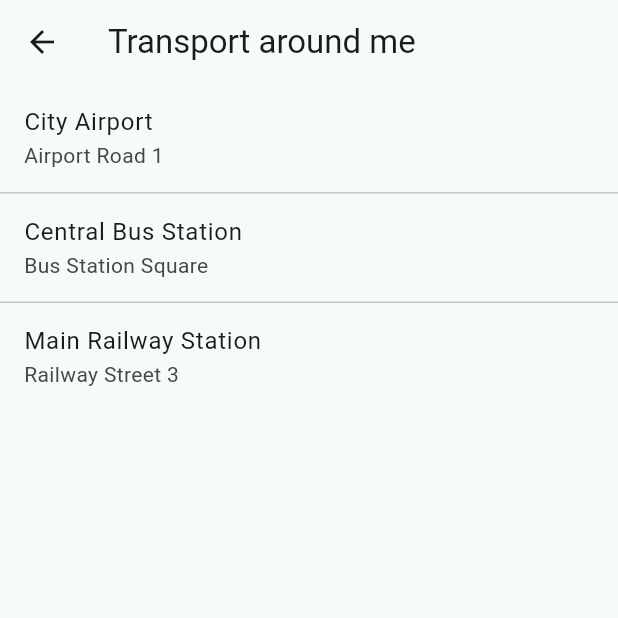
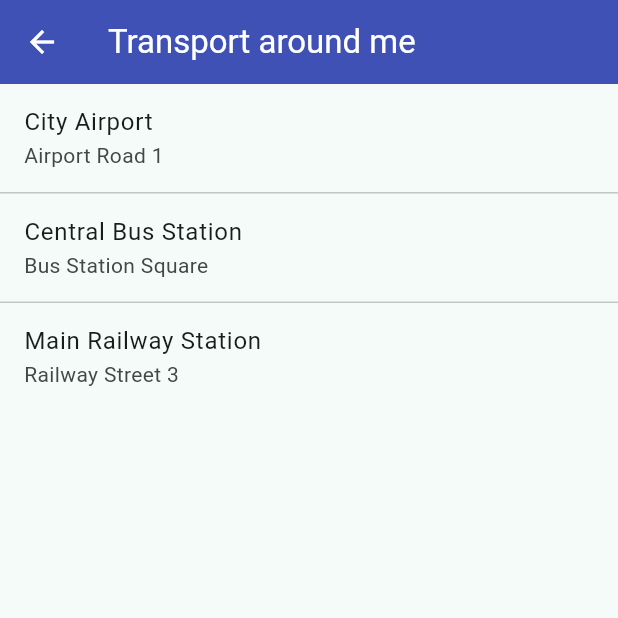
Before and after one commit to UDeedIt/Around-Me, a Flutter app: the screen it shows after launch, after a tap on "Transport", on a phone screen of 412 x 824 dp, the top half of it. Run offline on Flutter 3.47's test engine with Material 3 defaults, Android fonts, the phone set to English and light mode, and no system bars; generated files the repository leaves out were written again.

Commit message:
- feat(AROUND-8): wire places screen with provider and basic state

```diff
--- /dev/null
+++ b/lib/core/config/app_config.dart
@@ -0,0 +1,14 @@
+// lib/core/config/app_config.dart
+
+/// Global, read-only app configuration.
+///
+/// This can hold things like API base URLs, feature flags, etc.
+/// For now it's just a minimal placeholder to satisfy the global provider.
+class AppConfig {
+  const AppConfig({
+    required this.appName,
+  });
+
+  /// Human-readable app name used in various places.
+  final String appName;
+}
--- a/lib/features/places/places_screen.dart
+++ b/lib/features/places/places_screen.dart
@@ -1,60 +1,61 @@
 // lib/features/places/places_screen.dart
 
 import 'package:flutter/material.dart';
+
 import '../../core/constants/app_strings.dart';
-import '../../core/localization/localized_strings.dart';
+import '../../domain/models/place_category.dart';
 import '../../data/mock/mock_places_data.dart';
-import '../../domain/models/place_category.dart';
 import '../../l10n/app_localizations.dart';
-// import '../../l10n/app_localizations.dart';
 
+/// Screen that shows a list of places for a given [PlaceCategory].
+///
+/// In v1 this screen is backed entirely by mock data via [MockPlacesData].
+/// Later, this will be replaced by a ViewModel + repository/use case.
 class PlacesScreen extends StatelessWidget {
-  const PlacesScreen({super.key, required this.category, required this.categoryName});
-  // const PlacesScreen({super.key, required this.categoryName});
+  const PlacesScreen({
+    super.key,
+    required this.category,
+  });
 
+  /// Category for which we are showing places (e.g. Food & Drink, Transport).
   final PlaceCategory category;
-  final String categoryName;
 
   @override
   Widget build(BuildContext context) {
+    // Localizations for this context (may be null very early in app startup).
     final l10n = AppLocalizations.of(context);
-    final title = l10n?.placesTitle(category.name)
-        ?? AppStrings.placesTitleFallback(category.name);
 
+    // Localized title for the app bar; if localization is not ready,
+    // fall back to a simple, non-localized formatting.
+    final title = l10n?.placesTitle(category.name) ??
+        AppStrings.placesTitleFallback(category.name);
+
+    // Get a mock list of places for this category from the in-memory data.
     final places = MockPlacesData.placesForCategory(category.id);
 
     return Scaffold(
-      appBar: AppBar(title: Text(title)),
+      appBar: AppBar(
+        // Use the category color as background for visual theming.
+        backgroundColor: category.color,
+        foregroundColor: Colors.white,
+        title: Text(title),
+      ),
       body: ListView.separated(
         itemCount: places.length,
+        // Simple separators between list items.
         separatorBuilder: (context, index) => const Divider(height: 1),
         itemBuilder: (context, index) {
           final place = places[index];
+
           return ListTile(
+            // Main text: place name (e.g. "Central Café").
             title: Text(place.name),
+            // Secondary text: mock address/description.
             subtitle: Text(place.address),
+            // Optional: you could use leading/trailing icons, etc.
           );
         },
       ),
     );
-
-    // final l10n = AppLocalizations.of(context);
-    // final l10nStrings = context.strings;
-    // final mockPlaces = List.generate(10, (index) => '$categoryName Place ${index + 1}',);
-
-    // return Scaffold(
-    //   appBar: AppBar(title: Text(l10nStrings.homeTitle)),
-    //   body: ListView.separated(
-    //     itemCount: mockPlaces.length,
-    //     separatorBuilder: (_, index) => const Divider(height: 1),
-    //     itemBuilder: (context, index) {
-    //       final place = mockPlaces[index];
-    //       return ListTile(
-    //         title: Text(place),
-    //         subtitle: const Text('Mock address • distance TBD'),
-    //       );
-    //     },
-    //   ),
-    // );
   }
 }
--- a/lib/main.dart
+++ b/lib/main.dart
@@ -2,7 +2,9 @@
 
 import 'package:flutter/material.dart';
 import 'package:flutter_localizations/flutter_localizations.dart';
+import 'package:provider/provider.dart';
 
+import 'core/config/app_config.dart';
 import 'core/constants/app_strings.dart';
 import 'domain/models/place_category.dart';
 import 'l10n/app_localizations.dart';
@@ -26,9 +28,17 @@ class AroundMeApp extends StatelessWidget {
 
   @override
   Widget build(BuildContext context) {
-    return MaterialApp(
+    return MultiProvider(
+      providers: [
+        // Global app configuration; can be expanded later (e.g. API base URL).
+        Provider<AppConfig>(
+          create: (_) => const AppConfig(appName: 'Around Me'),
+        ),
+      ],
+      child: MaterialApp(
         // Use localized app title if available, otherwise fall back.
-      onGenerateTitle: (context) => AppLocalizations.of(context)?.appTitle ?? AppStrings.appTitleFallback,
+        onGenerateTitle: (context) =>
+        AppLocalizations.of(context)?.appTitle ?? AppStrings.appTitleFallback,
         theme: ThemeData(
           colorScheme: ColorScheme.fromSeed(seedColor: Colors.teal),
           useMaterial3: true,
@@ -39,13 +49,8 @@ class AroundMeApp extends StatelessWidget {
           '/home': (_) => const HomeScreen(),
           '/places': (context) {
             final args = ModalRoute.of(context)!.settings.arguments as PlaceCategory;
-          return PlacesScreen(category: args, categoryName: '',);
+            return PlacesScreen(category: args);
           },
-        // '/places': (context) {
-        //   final args =
-        //       ModalRoute.of(context)!.settings.arguments as String? ?? '';
-        //   return PlacesScreen(categoryName: args);
-        // },
         },
         // Localization setup.
         localizationsDelegates: const [
@@ -60,6 +65,7 @@ class AroundMeApp extends StatelessWidget {
           Locale('ru'),
           // add more: Locale('hy'), etc.
         ],
+      ),
     );
   }
 }
--- a/pubspec.yaml
+++ b/pubspec.yaml
@@ -19,6 +19,8 @@ dependencies:
   flutter_localizations:
     sdk: flutter
 
+  provider: ^6.0.5
+
 dev_dependencies:
   flutter_test:
     sdk: flutter
```
Also changed, not shown: lib/features/places/places_view_model.dart (added, +37 -0 lines), pubspec.lock. Lines whose indentation alone changed are shown as unchanged.
